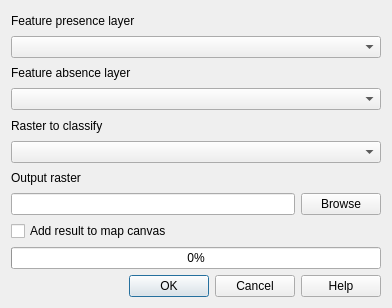
This is classifierdialogbase.ui in nextgis/dtclassifier as Qt 5 draws it before an edit. The edited form follows.
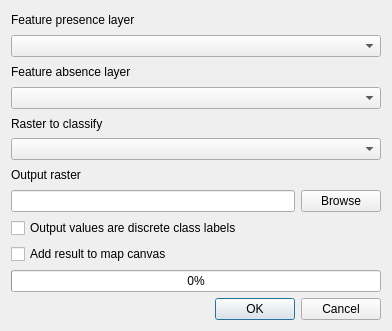
This is the edited form.

Patch:
```diff
--- a/classifierdialogbase.ui
+++ b/classifierdialogbase.ui
@@ -7,7 +7,7 @@
     <x>0</x>
     <y>0</y>
     <width>392</width>
-    <height>308</height>
+    <height>331</height>
    </rect>
   </property>
   <property name="windowTitle">
@@ -68,6 +68,13 @@
      </item>
     </layout>
    </item>
+   <item>
+    <widget class="QCheckBox" name="discreteLabelsCheckBox">
+     <property name="text">
+      <string>Output values are discrete class labels</string>
+     </property>
+    </widget>
+   </item>
    <item>
     <widget class="QCheckBox" name="addToCanvasCheckBox">
      <property name="text">
@@ -88,7 +95,7 @@
       <enum>Qt::Horizontal</enum>
      </property>
      <property name="standardButtons">
-      <set>QDialogButtonBox::Cancel|QDialogButtonBox::Help|QDialogButtonBox::Ok</set>
+      <set>QDialogButtonBox::Cancel|QDialogButtonBox::Ok</set>
      </property>
     </widget>
    </item>
```
